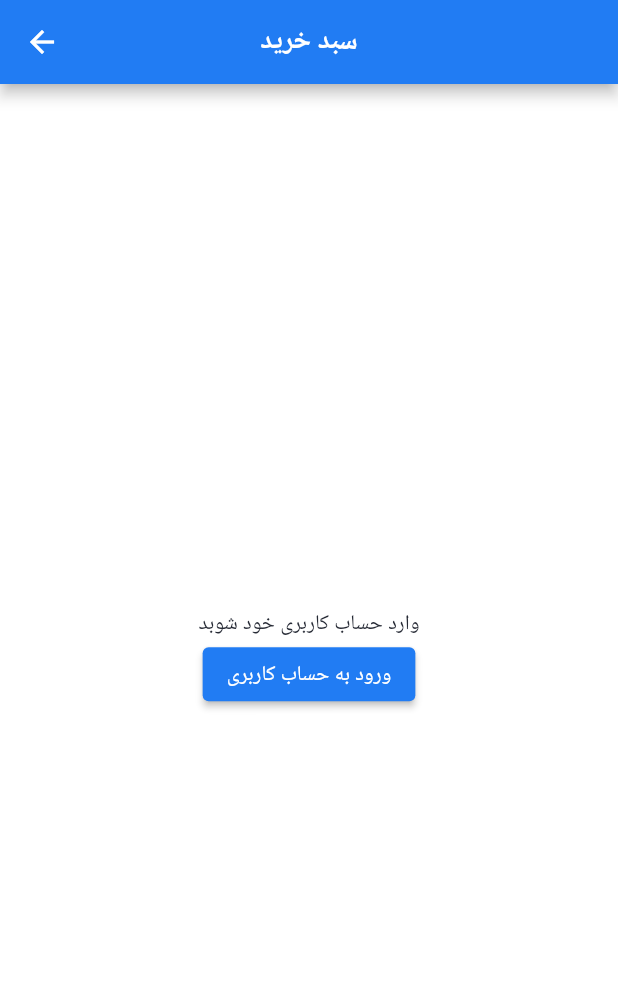
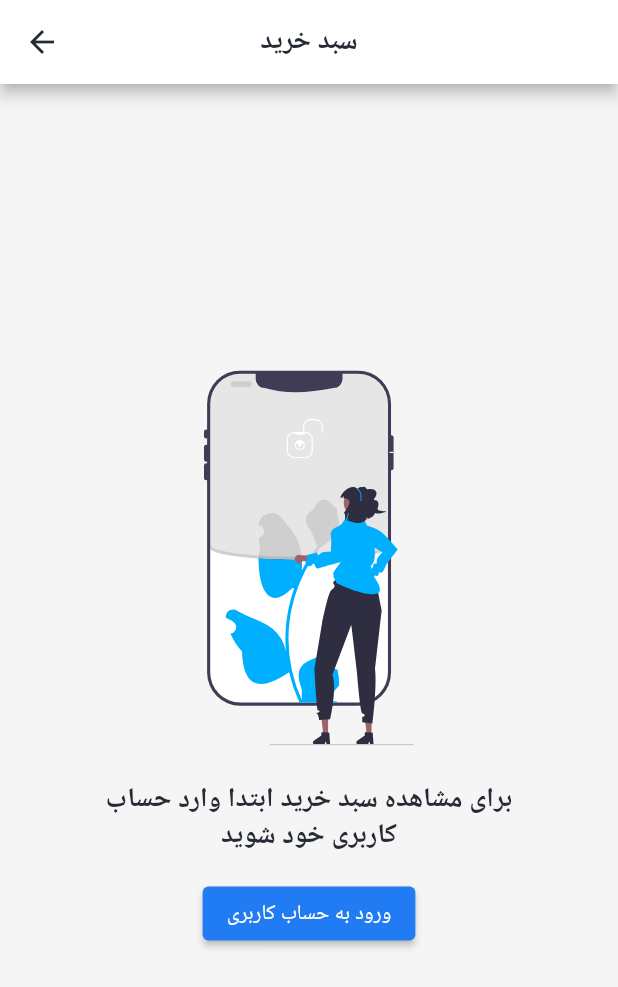
Before and after one commit to mehdi2960/ecommerce_flutter, a Flutter app: the CartScreen screen opened directly, on a phone screen of 412 x 824 dp. Shown: the top 987 px of the screen. Run offline on Flutter 3.47's test engine with Material 2 defaults, Android fonts, the phone set to English and light mode, and no system bars; our stand-ins replace bloc, cached_network_image, dio, equatable, flutter_bloc, flutter_svg and 2 more; accounts and stored records are empty; network calls fail; Roboto replaces fonts that are missing (Yekan).

Commit message:
Cart Empty State

```diff
--- a/lib/main.dart
+++ b/lib/main.dart
@@ -24,12 +24,14 @@ class MyApp extends StatelessWidget {
     return MaterialApp(
       title: 'Flutter Demo',
       theme: ThemeData(
+        appBarTheme:const AppBarTheme(backgroundColor:Colors.white,foregroundColor: LightThemeColors.primaryTextColor),
         scaffoldBackgroundColor: Colors.white,
         snackBarTheme:  SnackBarThemeData(contentTextStyle: defaultTextStyle.apply(color: Colors.white)),
         colorScheme: const ColorScheme.light(
           primary: LightThemeColors.primaryColor,
           secondary: LightThemeColors.secondaryColor,
           onSecondary: Colors.white,
+          surfaceVariant: Color(0xffF5F5F5),
         ),
         textTheme: TextTheme(
           subtitle1: defaultTextStyle.apply(
--- a/lib/ui/cart/bloc/cart_bloc.dart
+++ b/lib/ui/cart/bloc/cart_bloc.dart
@@ -38,7 +38,11 @@ class CartBloc extends Bloc<CartEvent, CartState> {
     try {
       emit(CartLoading());
       final result = await cartRepository.getAll();
-      emit(CartSuccess(result));
+      if (result.cartItems.isEmpty) {
+        emit(CartEmpty());
+      } else {
+        emit(CartSuccess(result));
+      }
     } catch (e) {
       emit(CartError(AppException()));
     }
--- a/lib/ui/cart/bloc/cart_state.dart
+++ b/lib/ui/cart/bloc/cart_state.dart
@@ -23,4 +23,6 @@ class CartError extends CartState {
   const CartError(this.exception);
 }
 
+class CartEmpty extends CartState{}
+
 class CartAuthRequired extends CartState{}
--- a/lib/ui/cart/cart.dart
+++ b/lib/ui/cart/cart.dart
@@ -1,11 +1,13 @@
 import 'package:flutter/cupertino.dart';
 import 'package:flutter/material.dart';
 import 'package:flutter_bloc/flutter_bloc.dart';
+import 'package:flutter_svg/flutter_svg.dart';
 import 'package:nike_ecommerce_flutter/data/auth_info.dart';
 import 'package:nike_ecommerce_flutter/data/repo/auth_repository.dart';
 import 'package:nike_ecommerce_flutter/data/repo/cart_repository.dart';
 import 'package:nike_ecommerce_flutter/ui/auth/auth.dart';
 import 'package:nike_ecommerce_flutter/ui/cart/bloc/cart_bloc.dart';
+import 'package:nike_ecommerce_flutter/ui/widgets/empty_state.dart';
 import 'package:nike_ecommerce_flutter/ui/widgets/image.dart';
 import 'package:nike_ecommerce_flutter/utils/util.dart';
 
@@ -32,7 +34,8 @@ class _CartScreenState extends State<CartScreen> {
 
   @override
   void dispose() {
-    AuthRepository.authChangeNotifier.removeListener(authChangeNotifierListener);
+    AuthRepository.authChangeNotifier
+        .removeListener(authChangeNotifierListener);
     cartBloc?.close();
     super.dispose();
   }
@@ -40,6 +43,7 @@ class _CartScreenState extends State<CartScreen> {
   @override
   Widget build(BuildContext context) {
     return Scaffold(
+      backgroundColor: Theme.of(context).colorScheme.surfaceVariant,
         appBar: AppBar(
           centerTitle: true,
           title: const Text("سبد خرید"),
@@ -167,25 +171,23 @@ class _CartScreenState extends State<CartScreen> {
                   },
                 );
               } else if (state is CartAuthRequired) {
-                return SizedBox(
-                  width: MediaQuery.of(context).size.width,
-                  child: Column(
-                    mainAxisAlignment: MainAxisAlignment.center,
-                    crossAxisAlignment: CrossAxisAlignment.center,
-                    children: [
-                      const Text('وارد حساب کاربری خود شوبد'),
-                      ElevatedButton(
-                        onPressed: () {
-                          Navigator.of(context).push(
-                            MaterialPageRoute(
-                              builder: (context) => const AuthScreen(),
-                            ),
-                          );
-                        },
-                        child: const Text('ورود به حساب کاربری'),
-                      ),
-                    ],
+                return EmptyView(
+                  message: 'برای مشاهده سبد خرید ابتدا وارد حساب کاربری خود شوید',
+                  callToAction: ElevatedButton(
+                    onPressed: () {
+                      Navigator.of(context).push(MaterialPageRoute(builder: (context)=>const AuthScreen()));
+                    },
+                    child: const Text("ورود به حساب کاربری"),
                   ),
+                  image: SvgPicture.asset(
+                    'assets/img/auth_required.svg',
+                    width: 140,
+                  ),
+                );
+              } else if (state is CartEmpty) {
+                return EmptyView(
+                  message: 'تاکنون هیچ آیتمی به سبد خرید خود اضافه نکرده اید',
+                  image: SvgPicture.asset('assets/img/empty.svg'),
                 );
               } else {
                 throw Exception('current cart state is not valid');
--- /dev/null
+++ b/lib/ui/widgets/empty_state.dart
@@ -0,0 +1,31 @@
+import 'package:flutter/material.dart';
+
+class EmptyView extends StatelessWidget {
+  final String message;
+  final Widget? callToAction;
+  final Widget image;
+  const EmptyView(
+      {Key? key, required this.message, this.callToAction, required this.image})
+      : super(key: key);
+
+  @override
+  Widget build(BuildContext context) {
+    return Column(
+      crossAxisAlignment: CrossAxisAlignment.center,
+      mainAxisAlignment: MainAxisAlignment.center,
+      children: [
+        image,
+        Padding(
+          padding:
+              const EdgeInsets.only(left: 48, right: 48, top: 24, bottom: 16),
+          child: Text(
+            message,
+            style: Theme.of(context).textTheme.headline6!.copyWith(height: 1.3),
+            textAlign: TextAlign.center,
+          ),
+        ),
+        if (callToAction != null) callToAction!
+      ],
+    );
+  }
+}
--- a/pubspec.yaml
+++ b/pubspec.yaml
@@ -40,6 +40,7 @@ dependencies:
   cached_network_image: ^3.2.1
   smooth_page_indicator: ^1.0.0+2
   shared_preferences: ^2.0.15
+  flutter_svg: ^1.1.5
 
 dev_dependencies:
   flutter_test:
```
Also changed, not shown: assets/img/auth_required.svg (added), assets/img/empty.svg (added), assets/img/no_data.svg (added), pubspec.lock.
